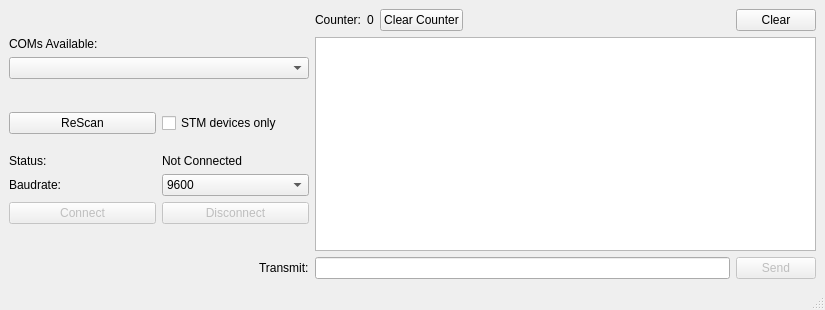
notiel/OstrannaTerminal, file Terminal.ui: the form before one commit.
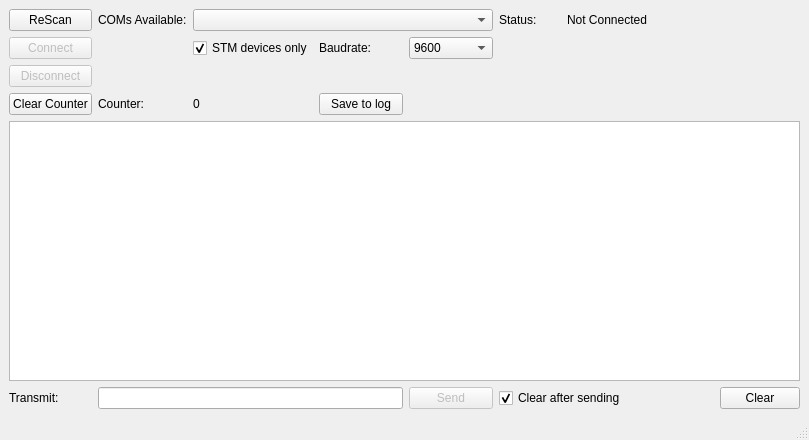
The form after the commit.

```diff
--- a/Terminal.ui
+++ b/Terminal.ui
@@ -6,8 +6,8 @@
    <rect>
     <x>0</x>
     <y>0</y>
-    <width>825</width>
-    <height>310</height>
+    <width>809</width>
+    <height>440</height>
    </rect>
   </property>
   <property name="windowTitle">
@@ -15,54 +15,14 @@
   </property>
   <widget class="QWidget" name="centralwidget">
    <layout class="QGridLayout" name="gridLayout">
-    <item row="1" column="3" rowspan="11" colspan="5">
-     <widget class="QTextBrowser" name="TxtBuffer"/>
-    </item>
-    <item row="0" column="7">
-     <widget class="QPushButton" name="BtnClear">
+    <item row="6" column="3">
+     <widget class="QLabel" name="LblBaudrate">
       <property name="text">
-       <string>Clear</string>
+       <string>Baudrate:</string>
       </property>
      </widget>
     </item>
-    <item row="12" column="1" alignment="Qt::AlignRight">
-     <widget class="QLabel" name="LblTransmit">
-      <property name="text">
-       <string>Transmit:</string>
-      </property>
-     </widget>
-    </item>
-    <item row="12" column="7">
-     <widget class="QPushButton" name="BtnSend">
-      <property name="enabled">
-       <bool>false</bool>
-      </property>
-      <property name="text">
-       <string>Send</string>
-      </property>
-     </widget>
-    </item>
-    <item row="0" column="3">
-     <widget class="QLabel" name="LblCounter">
-      <property name="maximumSize">
-       <size>
-        <width>55</width>
-        <height>16777215</height>
-       </size>
-      </property>
-      <property name="text">
-       <string>Counter:</string>
-      </property>
-     </widget>
-    </item>
-    <item row="5" column="1">
-     <widget class="QCheckBox" name="CBSTM">
-      <property name="text">
-       <string>STM devices only</string>
-      </property>
-     </widget>
-    </item>
-    <item row="8" column="1">
+    <item row="6" column="4">
      <widget class="QComboBox" name="CBBaudrate">
       <item>
        <property name="text">
@@ -86,35 +46,7 @@
       </item>
      </widget>
     </item>
-    <item row="7" column="1">
-     <widget class="QLabel" name="LblStatusInfo">
-      <property name="text">
-       <string>Not Connected</string>
-      </property>
-     </widget>
-    </item>
-    <item row="5" column="0">
-     <widget class="QPushButton" name="BtnReScan">
-      <property name="text">
-       <string>ReScan</string>
-      </property>
-     </widget>
-    </item>
-    <item row="1" column="0">
-     <widget class="QLabel" name="LblAvailable">
-      <property name="text">
-       <string>COMs Available:</string>
-      </property>
-     </widget>
-    </item>
-    <item row="7" column="0">
-     <widget class="QLabel" name="LblStatus">
-      <property name="text">
-       <string>Status:</string>
-      </property>
-     </widget>
-    </item>
-    <item row="2" column="0" colspan="2">
+    <item row="0" column="2" colspan="3">
      <widget class="QComboBox" name="CBPorts">
       <property name="minimumSize">
        <size>
@@ -124,7 +56,68 @@
       </property>
      </widget>
     </item>
-    <item row="9" column="0">
+    <item row="0" column="1">
+     <widget class="QLabel" name="LblAvailable">
+      <property name="text">
+       <string>COMs Available:</string>
+      </property>
+     </widget>
+    </item>
+    <item row="0" column="0">
+     <widget class="QPushButton" name="BtnReScan">
+      <property name="text">
+       <string>ReScan</string>
+      </property>
+     </widget>
+    </item>
+    <item row="15" column="1" colspan="3">
+     <widget class="QLineEdit" name="TxtTransmit"/>
+    </item>
+    <item row="12" column="1">
+     <widget class="QLabel" name="LblCounter">
+      <property name="maximumSize">
+       <size>
+        <width>55</width>
+        <height>16777215</height>
+       </size>
+      </property>
+      <property name="text">
+       <string>Counter:</string>
+      </property>
+     </widget>
+    </item>
+    <item row="12" column="0">
+     <widget class="QPushButton" name="BtnCounter">
+      <property name="text">
+       <string>Clear Counter</string>
+      </property>
+     </widget>
+    </item>
+    <item row="12" column="2">
+     <widget class="QLabel" name="LblCounterData">
+      <property name="text">
+       <string>0</string>
+      </property>
+     </widget>
+    </item>
+    <item row="15" column="0">
+     <widget class="QLabel" name="LblTransmit">
+      <property name="text">
+       <string>Transmit:</string>
+      </property>
+     </widget>
+    </item>
+    <item row="15" column="4">
+     <widget class="QPushButton" name="BtnSend">
+      <property name="enabled">
+       <bool>false</bool>
+      </property>
+      <property name="text">
+       <string>Send</string>
+      </property>
+     </widget>
+    </item>
+    <item row="6" column="0">
      <widget class="QPushButton" name="BtnConnect">
       <property name="enabled">
        <bool>false</bool>
@@ -134,7 +127,7 @@
       </property>
      </widget>
     </item>
-    <item row="9" column="1">
+    <item row="7" column="0">
      <widget class="QPushButton" name="BtnDisconnect">
       <property name="enabled">
        <bool>false</bool>
@@ -144,40 +137,62 @@
       </property>
      </widget>
     </item>
-    <item row="8" column="0">
-     <widget class="QLabel" name="LblBaudrate">
+    <item row="6" column="2">
+     <widget class="QCheckBox" name="CBSTM">
       <property name="text">
-       <string>Baudrate:</string>
+       <string>STM devices only</string>
+      </property>
+      <property name="checked">
+       <bool>true</bool>
       </property>
      </widget>
     </item>
-    <item row="12" column="3" colspan="4">
-     <widget class="QLineEdit" name="TxtTransmit"/>
+    <item row="14" column="0" colspan="9">
+     <widget class="QTextBrowser" name="TxtBuffer">
+      <property name="html">
+       <string>&lt;!DOCTYPE HTML PUBLIC &quot;-//W3C//DTD HTML 4.0//EN&quot; &quot;http://www.w3.org/TR/REC-html40/strict.dtd&quot;&gt;
+&lt;html&gt;&lt;head&gt;&lt;meta name=&quot;qrichtext&quot; content=&quot;1&quot; /&gt;&lt;style type=&quot;text/css&quot;&gt;
+p, li { white-space: pre-wrap; }
+&lt;/style&gt;&lt;/head&gt;&lt;body style=&quot; font-family:'MS Shell Dlg 2'; font-size:7.8pt; font-weight:400; font-style:normal;&quot;&gt;
+&lt;p style=&quot;-qt-paragraph-type:empty; margin-top:0px; margin-bottom:0px; margin-left:0px; margin-right:0px; -qt-block-indent:0; text-indent:0px;&quot;&gt;&lt;br /&gt;&lt;/p&gt;&lt;/body&gt;&lt;/html&gt;</string>
+      </property>
+     </widget>
     </item>
     <item row="0" column="5">
-     <widget class="QPushButton" name="BtnCounter">
+     <widget class="QLabel" name="LblStatus">
       <property name="text">
-       <string>Clear Counter</string>
+       <string>Status:</string>
       </property>
      </widget>
     </item>
     <item row="0" column="6">
-     <spacer name="horizontalSpacer">
-      <property name="orientation">
-       <enum>Qt::Horizontal</enum>
+     <widget class="QLabel" name="LblStatusInfo">
+      <property name="text">
+       <string>Not Connected</string>
       </property>
-      <property name="sizeHint" stdset="0">
-       <size>
-        <width>40</width>
-        <height>20</height>
-       </size>
+     </widget>
+    </item>
+    <item row="15" column="8">
+     <widget class="QPushButton" name="BtnClear">
+      <property name="text">
+       <string>Clear</string>
       </property>
-     </spacer>
+     </widget>
     </item>
-    <item row="0" column="4">
-     <widget class="QLabel" name="LblCounterData">
+    <item row="15" column="5" colspan="2">
+     <widget class="QCheckBox" name="CBClear">
       <property name="text">
-       <string>0</string>
+       <string>Clear after sending</string>
+      </property>
+      <property name="checked">
+       <bool>true</bool>
+      </property>
+     </widget>
+    </item>
+    <item row="12" column="3">
+     <widget class="QPushButton" name="BtnSave">
+      <property name="text">
+       <string>Save to log</string>
       </property>
      </widget>
     </item>
```
Left out of the diff: 2 changed lines with no effect on the pictures.
